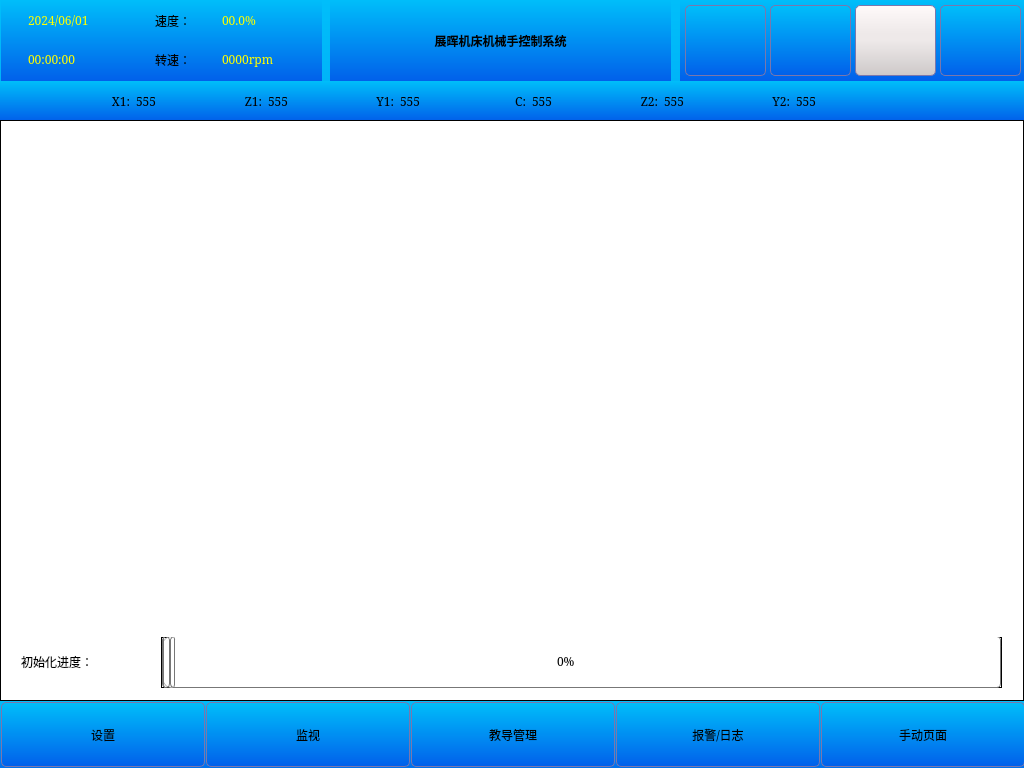
This is mainwindow.ui in Jade-yun/MachineTool as Qt 5 draws it before an edit. The edited form follows.
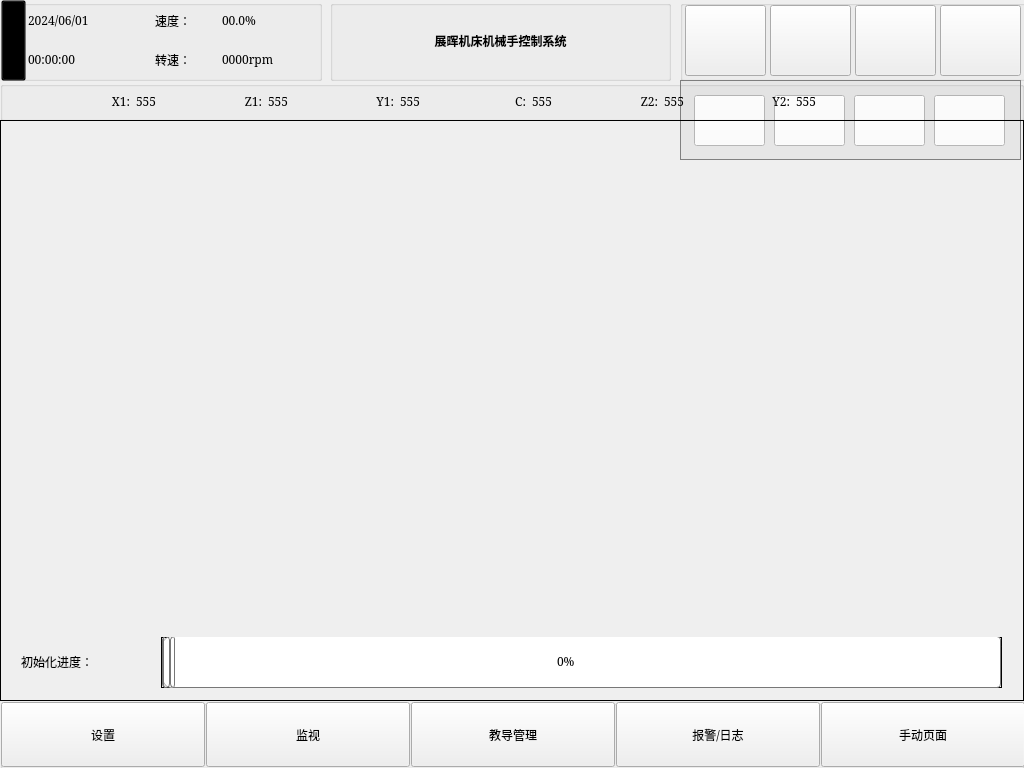
This is the edited form. Icons and pictures are not drawn. Custom widgets are drawn as their Qt base class.

Commit message: 完成样式切换

Diff of the .ui file:
```diff
--- a/mainwindow.ui
+++ b/mainwindow.ui
@@ -37,269 +37,7 @@
    <string>MainWindow</string>
   </property>
   <property name="styleSheet">
-   <string notr="true">
-/*去除所有控件的虚线框*/
-*{outline:none;}
-
-QMainWindow{
- background-color:qlineargradient(x1: 0, y1: 0, x2: 0, y2: 1, stop:0 #00befa, stop: 1 #0160ea);
-
-	/*border-image:url(/opt/MachineTool/images/bgTest.png);*/
-}
-/*
-QWidget#centralwidget{
-    background-color:qlineargradient(x1: 0, y1: 0, x2: 0, y2: 1, stop:0 #00befa, stop: 1 #0160ea);
-	background-color: rgb(255, 255, 255);
-}
-*/
-
-QStackedWidget#stkWidget{
-	background-color: rgb(255, 255, 255);
-}
-
-QLabel#labProgramName { 
-	font:bold;
-}
-QLabel#labDateTime,#labDateTime_2,#labSpeed,#labRotateSpeed{ 
-
-	color:yellow;
-}
-/******************************************************/
-QGroupBox#groupBoxHomeTopLeft,QGroupBox#groupBoxHomeBottom,QGroupBox#groupBoxXYZOUV, #groupBoxHomeTopMid, #groupBoxHomeTopRight{
-
-    background-color:qlineargradient(x1: 0, y1: 0, x2: 0, y2: 1, stop:0 #00befa, stop: 1 #0160ea);
-	border-radius:0px;
-	margin-top:0px; 
-	border:none;
-
-}
-
-/************************************************/
-QPushButton
-{
-	background: qlineargradient(x1: 0, y1: 0, x2: 0, y2: 1,stop: 0 #FFFAFA, stop: 0.4 #EEE9E9,stop: 0.5 #EEE9E9, stop: 1.0 #CDC9C9);
-
-    border-style:solid; /*边框风格*/
-    border-width:1px;/*边框宽度*/
-    border-color:#7A77AC; /*边框颜色*/
-    border-radius:5px; /*边框倒角*/
-}
-QPushButton:pressed
-{
-    border-style:outset; /*边框风格*/
-    background-color:qlineargradient(x1: 0, y1: 0, x2: 0, y2: 1, stop:0 #00befa, stop: 1 #0160ea);/*背景色*/
-    border-width:1px;/*边框宽度*/
-    border-color:#0055ff; /*边框颜色*/
-    border-radius:5px; /*边框倒角*/
-}
-QPushButton:checked
-{
-    border-style:outset; /*边框风格*/
-    background-color:qlineargradient(x1: 0, y1: 0, x2: 0, y2: 1, stop:0 #00befa, stop: 1 #0160ea);/*背景色*/
-    border-width:1px;/*边框宽度*/
-    border-color:#0055ff; /*边框颜色*/
-    border-radius:5px; /*边框倒角*/
-}
-QPushButton#Btn_SetHome,#Btn_MonitorHome,#Btn_TeachHome,#Btn_ManualHome,#Btn_AlarmHome,#Btn_ManualHome,#btnAdmin,#btnAlarm,#btnHelp, #btnRoller{
-    background-color:qlineargradient(x1: 0, y1: 0, x2: 0, y2: 1, stop:0 #00befa, stop: 1 #0160ea);/*背景色*/
-    border-color:#0055ff; /*边框颜色*/
-	border-style:outset; /*边框风格*/
-    border-width:1px;/*边框宽度*/
-
-    border-style:solid; /*边框风格*/
-    border-width:1px;/*边框宽度*/
-    border-color:#7A77AC; /*边框颜色*/
-    border-radius:5px; /*边框倒角*/
-}
-QPushButton:checked#Btn_SetHome,QPushButton:checked#Btn_MonitorHome,QPushButton:checked#Btn_TeachHome,QPushButton:checked#Btn_AlarmHome,QPushButton::checked#Btn_ManualHome
-{
-    background-color:#E7E8EB;
-    border-style:solid; 
-    border-width:1px;
-    border-color:#0A7C25; 
-}
-QPushButton:pressed#Btn_SetHome,QPushButton:checked#Btn_MonitorHome,QPushButton:checked#Btn_TeachHome,QPushButton:checked#Btn_AlarmHome,QPushButton::checked#Btn_ManualHome
-{
-    background-color:#E7E8EB;
-    border-style:solid; 
-    border-width:1px;
-    border-color:#0A7C25; 
-}
-/**************************************************************/
-/**********************************************************/
-QTabBar::tab{
-	background:rgb(160, 160, 160);
-	min-width:110px;
-	height:40px;
-}
-QTabBar::tab:selected {
-      border-color: #9B9B9B;
-      border-bottom-color: #C2C7CB; /* same as pane color */
-  }
-QTabBar::tab:!selected {
-      margin-top: 2px; /* make non-selected tabs look smaller */
-  }
-  QTabWidget::pane { /* The tab widget frame */
-      border-top: 2px solid #C2C7CB;
-  }
-
-  QTabWidget::tab-bar {
-      min-width: 40px;
-      alignment:left;
-      left: 5px; /* move to the right by 5px */
-  }
-
-  /* Style the tab using the tab sub-control. Note that
-      it reads QTabBar _not_ QTabWidget */
-  QTabBar::tab {
-
-		background-color:qlineargradient(x1 : 0, y1 : 0, x2 : 0, y2 : 1, stop : 0 #00befa, stop: 1 #0160ea);
-      border: 2px solid #C4C4C3;
-      border-bottom-color: #C2C7CB; /* same as the pane color */
-      border-top-left-radius: 4px;
-      border-top-right-radius: 4px;
-      padding: 2px;
-  }
-
-  QTabBar::tab:selected, QTabBar::tab:hover {
-      background: qlineargradient(x1: 0, y1: 0, x2: 0, y2: 1,
-                                  stop: 0 #fafafa, stop: 0.4 #f4f4f4,
-                                  stop: 0.5 #e7e7e7, stop: 1.0 #fafafa);
-  }
-
-  QTabBar::tab:selected {
-      border-color: #9B9B9B;
-      border-bottom-color: #C2C7CB; /* same as pane color */
-  }
-
-  QTabBar::tab:!selected {
-      margin-top: 2px; /* make non-selected tabs look smaller */
-  }
-
-QTabWidget::pane {
-    border: 1px solid #000000;
-}
-
-QTabBar::scroller {
-	width: 120px;
-	heigth: 35px;
-}
-
-QTabBar QToolButton { 
-    width: 60px;
-	height:35px;
-    border-width: 2px;
-}
-QTabBar QToolButton[accessibleName=&quot;Scroll Left&quot;]{
-   width: 60px;
-	height:35px;
-	color: rgb(23, 115, 244);
-   	border-width: 2px;
- }
-
-QTabBar QToolButton[accessibleName=&quot;Scroll Right&quot;]{
-   width: 60px;
-	height:35px;
-	color: rgb(23, 115, 244);
-   	border-width: 2px;
-}
-
-/*******************************************************/
-QCheckBox::indicator{
-width: 35px;
-height: 35px;
-border: 1px solid black; 
-background-color: qlineargradient(x1: 0, y1: 0, x2: 0, y2: 1,stop: 0 #FFFAFA, stop: 0.4 #EEE9E9,stop: 0.5 #EEE9E9, stop: 1.0 #CDC9C9);
-}
-QCheckBox::indicator:checked {
-background-color: qlineargradient(x1 : 0, y1 : 0, x2 : 1, y2 : 0,stop : 0 #F8F8FF, stop: 1 #1E90FF); 
-        image: url(:/images/check_mark1.png);
-        border-image: none;
-    }
-
-/*****************************************************************/
-QComboBox {
-    border: 2px solid #808A87; /* 边框宽度和颜色 */
-}
-
-QComboBox::drop-down {
-    subcontrol-origin: padding-right;
-    subcontrol-position: top right;
-    border-left-width: 2px; /* 文本和箭头之间的分隔线宽度 */
-    border-left-color: gray; /* 文本和箭头之间的分隔线颜色 */
-    border-left-style: solid; /* 文本和箭头之间的分隔线样式 */
-}
-
-QComboBox::down-arrow {
-    image: url(:/images/arrow_down_normal.png); /* 自定义下拉箭头图片 */
-}
-
-QComboBox QAbstractItemView::item:hover { 
-    background-color: #409CE1;
-    color: rgb(252, 233, 79);
-}
-
-QComboBox QAbstractItemView::item:selected {
-    background-color: #409CE1;
-    color: rgb(252, 233, 79);
-}
-
-/* 添加每个 item 的高度设置 */
-QComboBox QAbstractItemView::item {
-    min-height: 40px; /* 设置每个 item 的最小高度 */
-    color: black; /* 设置默认文本颜色 */
-    background-color: white; /* 设置默认背景颜色 */
-}
-
-QComboBox:editable QLineEdit {
-    color: black; /* 设置可编辑状态下的文本颜色 */
-    background: white; /* 设置可编辑状态下的背景颜色 */
-}
-
-QComboBox:!editable, QComboBox:editable:on {
-    color: black; /* 设置非编辑状态下的文本颜色 */
-    background: white; /* 设置非编辑状态下的背景颜色 */
-}
- QComboBox QAbstractItemView{
-     background-color:#E6E6FA;
-     color:black;
- }
- QComboBox::drop-down {
-     border-left-color: darkgray;
- }
-
-/****************************************************************************/
-QLineEdit {
-
-	padding-left: 6px;
-}
-/***********************************************************/
-QScrollBar:horizontal {
-    border: 2px solid #6c6c6c;
-    background: rgba(214,212,210,100%);
-    height: 30px;
-    min-width: 30px;
-    margin: 2px 0px 1px 0px;
-    padding-left:33px;
-    padding-right:33px;
-}
-QScrollBar:vertical {
-    border: 2px solid #6c6c6c;
-    background: rgba(214,212,210,100%);
-    width: 30px;  
-    min-height: 30px; 
-    margin: 2px 0px 1px 0px;
-    padding-top: 30px;
-    padding-bottom: 33px;  
-}
-/*********************************************************/
- /*进度条*/
- QProgressBar::chunk{
-     background: qlineargradient(spread:pad, x1:0, y1:0, x2:1, y2:0, stop:0 rgba(255,115,0, 255), stop:1 rgba(255,115,0, 255));
- }
-QProgressBar#progressBar_start::chunk{
-     border-radius: 15px;
-}</string>
+   <string notr="true"/>
   </property>
   <widget class="QWidget" name="centralwidget">
    <property name="styleSheet">
```
The commit also changes 9 other files.
